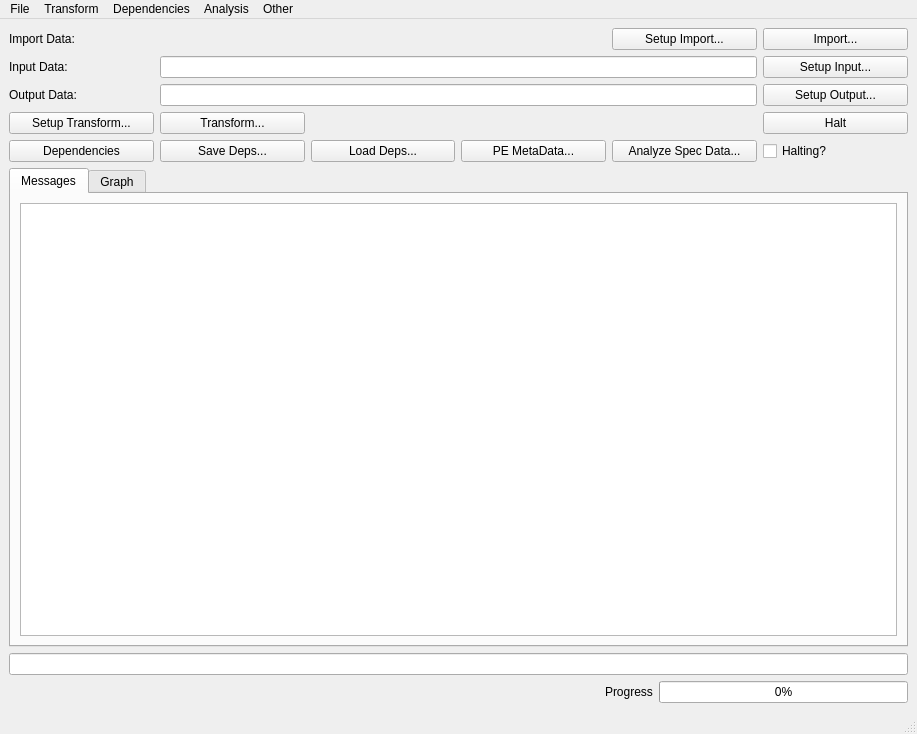
First picture: the form in cctwqt/cctwqtmainwindow.ui, repository guyjennings/cctw, before the edit.
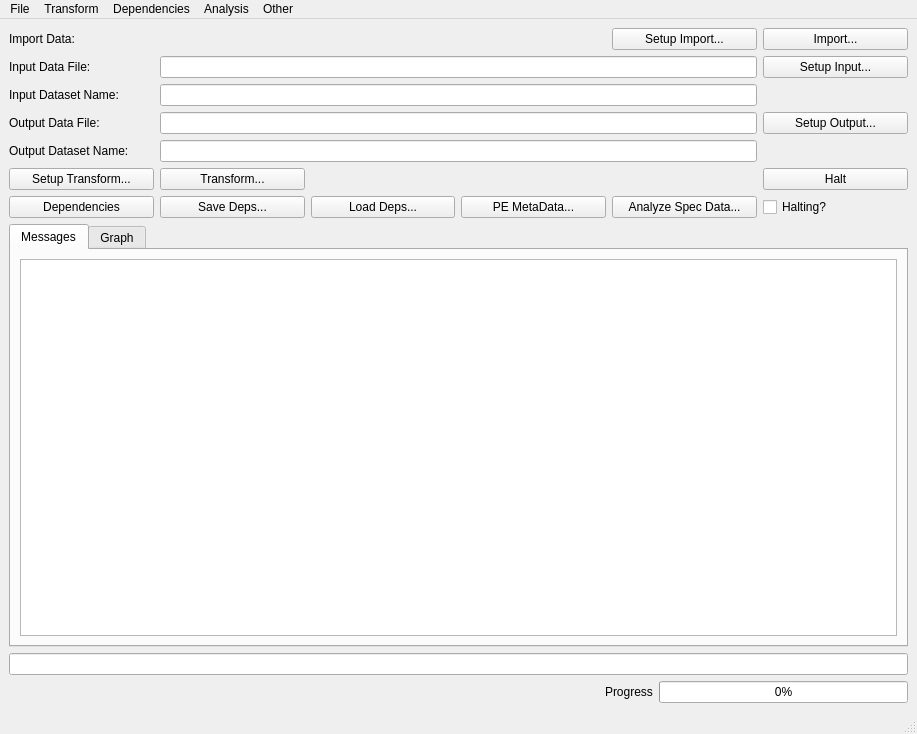
Second picture: the form after the edit. Custom widgets are drawn as their Qt base class.

Commit message: Added names to most objects Designed input and output setup dialogd

Patch:
```diff
--- a/cctwqt/cctwqtmainwindow.ui
+++ b/cctwqt/cctwqtmainwindow.ui
@@ -17,16 +17,6 @@
    <layout class="QVBoxLayout" name="verticalLayout">
     <item>
      <layout class="QGridLayout" name="gridLayout_3">
-      <item row="2" column="5">
-       <widget class="QPushButton" name="m_SetupOutputButton">
-        <property name="text">
-         <string>Setup Output...</string>
-        </property>
-       </widget>
-      </item>
-      <item row="1" column="1" colspan="4">
-       <widget class="QLineEdit" name="m_InputData"/>
-      </item>
       <item row="1" column="5">
        <widget class="QPushButton" name="m_SetupInputButton">
         <property name="text">
@@ -34,20 +24,54 @@
         </property>
        </widget>
       </item>
-      <item row="2" column="0">
-       <widget class="QLabel" name="label_2">
+      <item row="1" column="1" colspan="4">
+       <widget class="QLineEdit" name="m_InputDataFileName"/>
+      </item>
+      <item row="0" column="1" colspan="3">
+       <widget class="QLabel" name="m_ImportData">
         <property name="text">
-         <string>Output Data:</string>
+         <string/>
+        </property>
+       </widget>
+      </item>
+      <item row="0" column="5">
+       <widget class="QPushButton" name="m_ImportButton">
+        <property name="text">
+         <string>Import...</string>
+        </property>
+       </widget>
+      </item>
+      <item row="3" column="5">
+       <widget class="QPushButton" name="m_SetupOutputButton">
+        <property name="text">
+         <string>Setup Output...</string>
+        </property>
+       </widget>
+      </item>
+      <item row="6" column="3">
+       <widget class="QPushButton" name="m_PEMetaDataButton">
+        <property name="text">
+         <string>PE MetaData...</string>
         </property>
        </widget>
       </item>
       <item row="2" column="1" colspan="4">
-       <widget class="QLineEdit" name="m_OutputData"/>
+       <widget class="QLineEdit" name="m_InputDataSetName"/>
+      </item>
+      <item row="6" column="1">
+       <widget class="QPushButton" name="m_SaveDepsButton">
+        <property name="text">
+         <string>Save Deps...</string>
+        </property>
+       </widget>
+      </item>
+      <item row="3" column="1" colspan="4">
+       <widget class="QLineEdit" name="m_OutputDataFileName"/>
       </item>
       <item row="1" column="0">
        <widget class="QLabel" name="label">
         <property name="text">
-         <string>Input Data:</string>
+         <string>Input Data File:</string>
         </property>
        </widget>
       </item>
@@ -58,10 +82,24 @@
         </property>
        </widget>
       </item>
-      <item row="0" column="5">
-       <widget class="QPushButton" name="m_ImportButton">
+      <item row="6" column="5">
+       <widget class="QCheckBox" name="m_Halting">
         <property name="text">
-         <string>Import...</string>
+         <string>Halting?</string>
+        </property>
+       </widget>
+      </item>
+      <item row="6" column="2">
+       <widget class="QPushButton" name="m_LoadDepsButton">
+        <property name="text">
+         <string>Load Deps...</string>
+        </property>
+       </widget>
+      </item>
+      <item row="6" column="4">
+       <widget class="QPushButton" name="m_AnalyzeSpecDataButton">
+        <property name="text">
+         <string>Analyze Spec Data...</string>
         </property>
        </widget>
       </item>
@@ -72,75 +110,57 @@
         </property>
        </widget>
       </item>
-      <item row="0" column="1" colspan="3">
-       <widget class="QLabel" name="m_ImportData">
+      <item row="5" column="1">
+       <widget class="QPushButton" name="m_TransformButton">
         <property name="text">
-         <string/>
+         <string>Transform...</string>
         </property>
        </widget>
       </item>
-      <item row="3" column="0">
+      <item row="5" column="0">
        <widget class="QPushButton" name="m_SetupTransformButton">
         <property name="text">
          <string>Setup Transform...</string>
         </property>
        </widget>
       </item>
-      <item row="3" column="5">
+      <item row="3" column="0">
+       <widget class="QLabel" name="label_2">
+        <property name="text">
+         <string>Output Data File:</string>
+        </property>
+       </widget>
+      </item>
+      <item row="5" column="5">
        <widget class="QPushButton" name="m_HaltButton">
         <property name="text">
          <string>Halt</string>
         </property>
        </widget>
       </item>
-      <item row="4" column="0">
+      <item row="6" column="0">
        <widget class="QPushButton" name="m_DependenciesButton">
         <property name="text">
          <string>Dependencies</string>
         </property>
        </widget>
       </item>
-      <item row="4" column="1">
-       <widget class="QPushButton" name="m_SaveDepsButton">
+      <item row="2" column="0">
+       <widget class="QLabel" name="label_3">
         <property name="text">
-         <string>Save Deps...</string>
+         <string>Input Dataset Name:</string>
         </property>
        </widget>
       </item>
-      <item row="4" column="2">
-       <widget class="QPushButton" name="m_LoadDepsButton">
+      <item row="4" column="0">
+       <widget class="QLabel" name="label_5">
         <property name="text">
-         <string>Load Deps...</string>
+         <string>Output Dataset Name:</string>
         </property>
        </widget>
       </item>
-      <item row="4" column="3">
-       <widget class="QPushButton" name="m_PEMetaDataButton">
-        <property name="text">
-         <string>PE MetaData...</string>
-        </property>
-       </widget>
-      </item>
-      <item row="4" column="4">
-       <widget class="QPushButton" name="m_AnalyzeSpecDataButton">
-        <property name="text">
-         <string>Analyze Spec Data...</string>
-        </property>
-       </widget>
-      </item>
-      <item row="4" column="5">
-       <widget class="QCheckBox" name="m_Halting">
-        <property name="text">
-         <string>Halting?</string>
-        </property>
-       </widget>
-      </item>
-      <item row="3" column="1">
-       <widget class="QPushButton" name="m_TransformButton">
-        <property name="text">
-         <string>Transform...</string>
-        </property>
-       </widget>
+      <item row="4" column="1" colspan="4">
+       <widget class="QLineEdit" name="m_OutputDataSetName"/>
       </item>
      </layout>
     </item>
```
Left out of the diff: 4 changed lines with no effect on the pictures. The commit also changes 51 other files.
